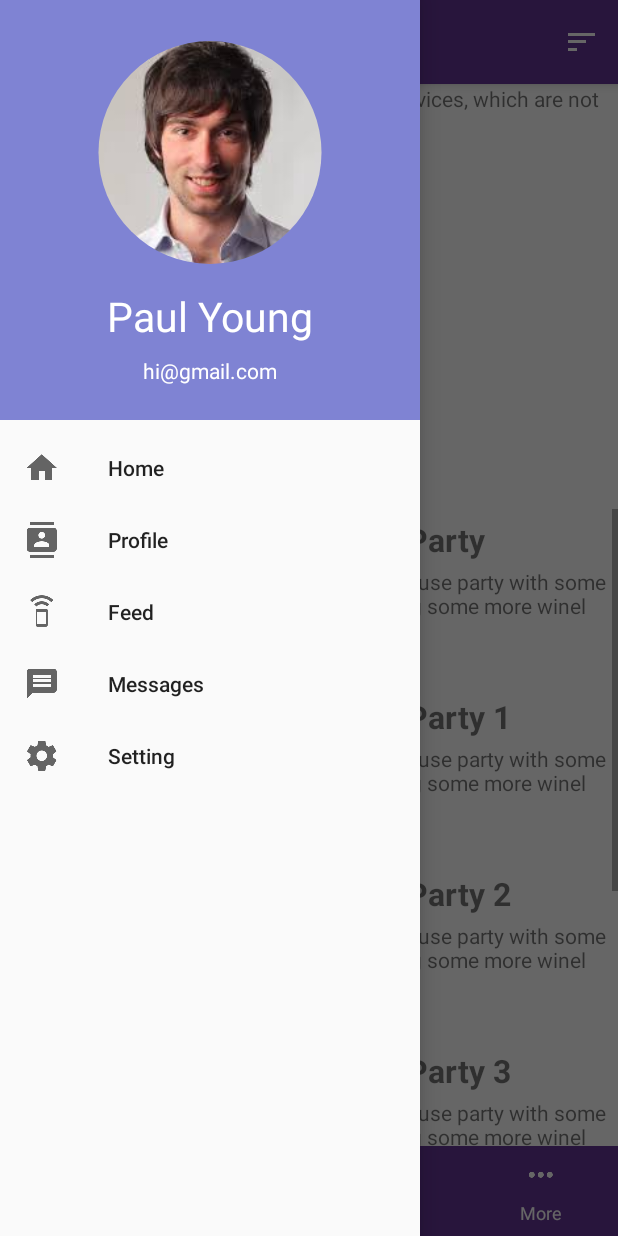
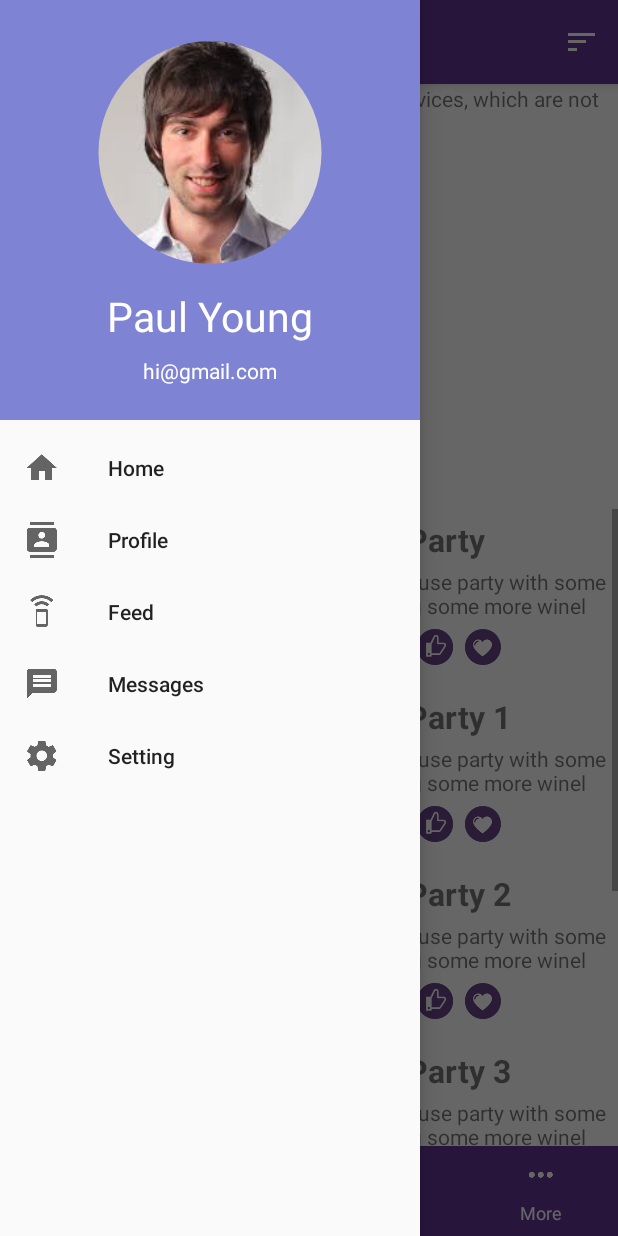
Before and after one commit to Vibeosys/AftersAppAndroid, an Android app: the fragment FindPartyFragment placed in its activity, with the side drawer open, on a phone screen of 412 x 824 dp. Run offline under Robolectric (Android 15) with nearby library versions, the phone set to English and light mode, and no system bars; our stand-ins replace CircleImageView; libraries missing offline, so code that uses them is left out: com.google.maps.android.

Commit message:
Row element changes
Row element changes

```diff
--- a/AftersApp/app/src/main/res/layout/activity_login.xml
+++ b/AftersApp/app/src/main/res/layout/activity_login.xml
@@ -41,6 +41,15 @@
                     android:src="@drawable/facebook_btn_img" />
 
                 <ImageView
+                    android:id="@+id/twitterImg"
+                    android:layout_width="wrap_content"
+                    android:layout_height="58dp"
+                    android:layout_margin="8dp"
+                    android:layout_marginLeft="48dp"
+                    android:layout_marginRight="48dp"
+                    android:src="@drawable/twitter_btn_img" />
+
+                <ImageView
                     android:id="@+id/gpImg"
                     android:layout_width="wrap_content"
                     android:layout_height="58dp"
@@ -49,14 +58,7 @@
                     android:layout_marginRight="48dp"
                     android:src="@drawable/gplus_btn_img" />
 
-                <ImageView
-                    android:id="@+id/twitterImg"
-                    android:layout_width="wrap_content"
-                    android:layout_height="58dp"
-                    android:layout_margin="8dp"
-                    android:layout_marginLeft="48dp"
-                    android:layout_marginRight="48dp"
-                    android:src="@drawable/twitter_btn_img" />
+
             </LinearLayout>
 
 
--- a/AftersApp/app/src/main/res/layout/row_party_list.xml
+++ b/AftersApp/app/src/main/res/layout/row_party_list.xml
@@ -44,6 +44,7 @@
             <LinearLayout
                 android:layout_width="match_parent"
                 android:layout_height="wrap_content"
+                android:gravity="center_vertical"
                 android:orientation="horizontal">
 
                 <com.aftersapp.views.RobotoBoldTextView
@@ -75,6 +76,18 @@
                     android:padding="2dp"
                     android:text="5+"
                     android:textSize="13sp" />
+
+                <ImageView
+                    android:layout_width="32dp"
+                    android:layout_height="32dp"
+                    android:padding="4dp"
+                    android:src="@drawable/thumb_color" />
+
+                <ImageView
+                    android:layout_width="32dp"
+                    android:layout_height="32dp"
+                    android:padding="4dp"
+                    android:src="@drawable/heart_colour" />
             </LinearLayout>
         </LinearLayout>
     </LinearLayout>
```
Also changed, not shown: AftersApp/app/src/main/res/drawable/heart_colour.png (added), AftersApp/app/src/main/res/drawable/thumb_color.png (added).
